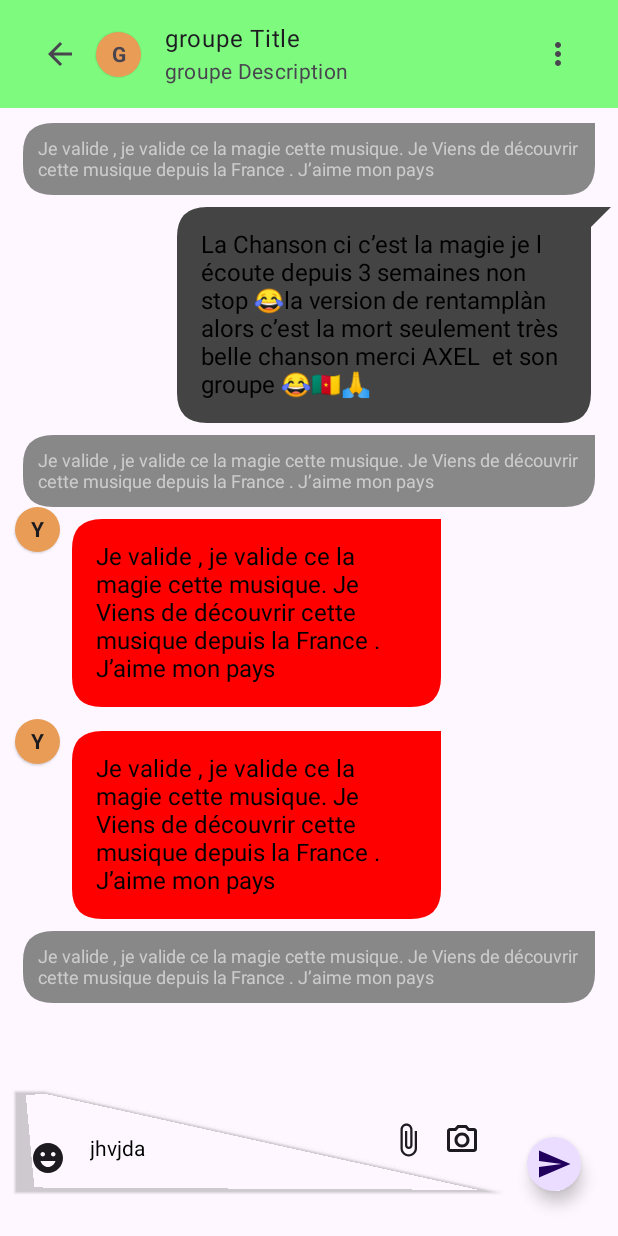
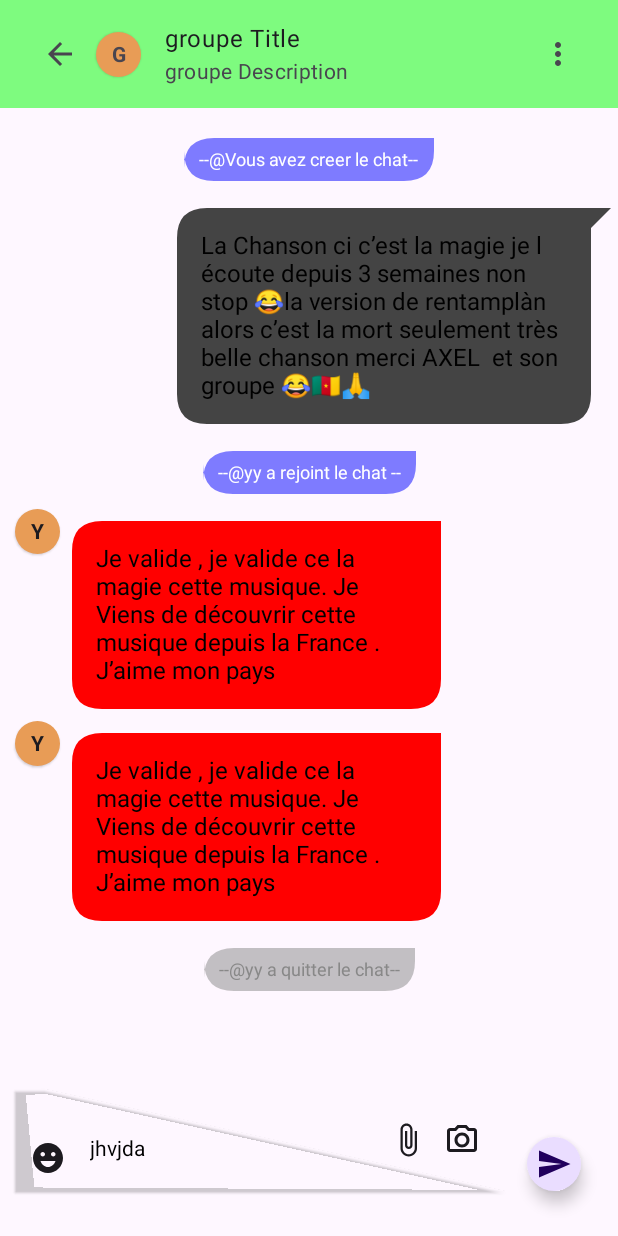
Before and after one commit to nana-adrien/ChatMobileApp, an Android app built with Jetpack Compose: the @Preview function ChatScreen, on a phone screen of 412 x 824 dp. Run offline under Robolectric (Android 15) with nearby library versions, the phone set to English and light mode, and no system bars.

Commit message:
mise enforme de  la page de Chat

```diff
--- a/app/build.gradle.kts
+++ b/app/build.gradle.kts
@@ -61,6 +61,6 @@ dependencies {
    implementation(libs.gson)
    implementation(libs.java.websocket)
    implementation(libs.androidx.runtime.livedata)
-   implementation("io.ktor:ktor-client-websockets:2.3.3")
-   implementation("io.ktor:ktor-client-okhttp:2.3.3")
+   implementation(libs.ktor.client.websockets)
+   implementation(libs.ktor.client.okhttp)
 }
--- a/app/src/main/java/com/example/chatmobile/screen/ChatScreen.kt
+++ b/app/src/main/java/com/example/chatmobile/screen/ChatScreen.kt
@@ -54,7 +54,7 @@ import java.util.Date
 fun ChatScreen() {
    val messages = listOf<ChatMessage>(
       ChatMessage(
-         content = "Je valide , je valide ce la magie cette musique. Je Viens de découvrir cette musique depuis la France . J’aime mon pays" ,
+         content = "@Vous avez creer le chat" ,
          sender = "yy" ,
          messageType = MessageType.JOIN ,
          time = Date().toString()
@@ -66,7 +66,7 @@ fun ChatScreen() {
          time = Date().toString()
       ) ,
       ChatMessage(
-         content = "Je valide , je valide ce la magie cette musique. Je Viens de découvrir cette musique depuis la France . J’aime mon pays" ,
+         content = "@yy a rejoint le chat " ,
          sender = "yy" ,
          messageType = MessageType.JOIN ,
          time = Date().toString()
@@ -84,7 +84,7 @@ fun ChatScreen() {
          time = Date().toString()
       ),
       ChatMessage(
-         content = "Je valide , je valide ce la magie cette musique. Je Viens de découvrir cette musique depuis la France . J’aime mon pays" ,
+         content = "@yy a quitter le chat" ,
          sender = "yy" ,
          messageType = MessageType.LEAVE ,
          time = Date().toString()
@@ -370,20 +370,20 @@ fun MessageBubble(content : String , isSent : Boolean) {
 }
 @Composable
 fun JoinChatMessageBubble(content : String ,messageType: MessageType) {
-  Row( modifier=Modifier.padding(horizontal = 5.dp).fillMaxWidth(),
+  Row( modifier=Modifier.padding(horizontal = 80.dp, vertical = 10.dp).fillMaxWidth(),
      verticalAlignment = Alignment.CenterVertically,
      horizontalArrangement = Arrangement.Center){
      Box(
         modifier = Modifier
            .background(
-              color =Color.Gray ,
+              color = if (messageType==MessageType.LEAVE)Color.Gray.copy(0.5f)else Color.Blue.copy(0.5f) ,
               shape = MessageBubbleShape(false)
            )
-           .padding(10.dp)
+           .padding(7.dp)
      ) {
         Text(
-           text = content ,
-           color = Color.LightGray ,
+           text =" --$content-- ",
+           color =if (messageType==MessageType.LEAVE)Color.Gray else Color.White,
            style = TextStyle(fontSize = 12.sp)
         )
      }
--- a/gradle/libs.versions.toml
+++ b/gradle/libs.versions.toml
@@ -7,6 +7,8 @@ coreKtx = "1.10.1"
 junit = "4.13.2"
 junitVersion = "1.1.5"
 espressoCore = "3.5.1"
+ktorClientOkhttp = "2.3.3"
+ktorClientWebsockets = "2.3.3"
 lifecycleRuntimeKtx = "2.6.1"
 activityCompose = "1.8.0"
 composeBom = "2024.04.01"
@@ -34,6 +36,8 @@ androidx-ui-tooling-preview = { group = "androidx.compose.ui", name = "ui-toolin
 androidx-ui-test-manifest = { group = "androidx.compose.ui", name = "ui-test-manifest" }
 androidx-ui-test-junit4 = { group = "androidx.compose.ui", name = "ui-test-junit4" }
 androidx-material3 = { group = "androidx.compose.material3", name = "material3" }
+ktor-client-okhttp = { module = "io.ktor:ktor-client-okhttp", version.ref = "ktorClientOkhttp" }
+ktor-client-websockets = { module = "io.ktor:ktor-client-websockets", version.ref = "ktorClientWebsockets" }
 okhttp = { module = "com.squareup.okhttp3:okhttp", version.ref = "okhttp" }
 stompprotocolandroid = { module = "com.github.NaikSoftware:StompProtocolAndroid", version.ref = "stompprotocolandroid" }
 
```
Also changed, not shown: app/src/main/java/com/example/chatmobile/MainActivity.kt (+4 -5 lines).
